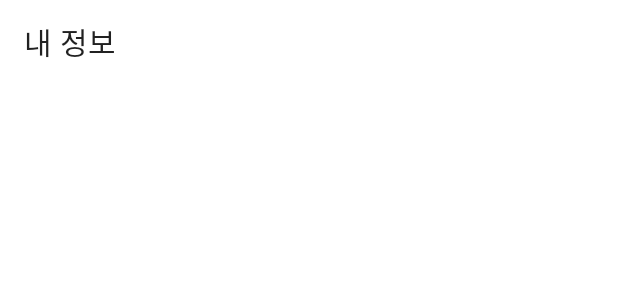
After one commit to pha-ran/Android-first, an Android app: the layout activity_my_info.xml on its own in the app's theme, with its tools: preview values and no code run, on a phone screen of 412 x 824 dp. The commit adds this screen. Shown: the top 300 px of the screen. Run offline under Robolectric (Android 15) with nearby library versions, the phone set to English and light mode, and no system bars.

Commit message:
Add [ My Info Activity, My Info Toolbar ]

```diff
--- a/Clone_EveryTime/app/src/main/AndroidManifest.xml
+++ b/Clone_EveryTime/app/src/main/AndroidManifest.xml
@@ -9,6 +9,7 @@
         android:roundIcon="@mipmap/ic_launcher_round"
         android:supportsRtl="true"
         android:theme="@style/Theme.Clone_EveryTime">
+        <activity android:name=".MyInfoActivity"></activity>
         <activity android:name=".MainActivity">
             <intent-filter>
                 <action android:name="android.intent.action.MAIN" />
--- a/Clone_EveryTime/app/src/main/java/com/example/clone_everytime/CirclePagerIndicatorDecoration.kt
+++ b/Clone_EveryTime/app/src/main/java/com/example/clone_everytime/CirclePagerIndicatorDecoration.kt
@@ -68,6 +68,8 @@ class CirclePagerIndicatorDecoration : ItemDecoration() {
         val width: Int = activeChild.width
         val right: Int = activeChild.right
 
+        println("$left, $width, $right")
+
         // on swipe the active item will be positioned from [-width, 0]
         // interpolate offset for smooth animation
         val progress: Float = mInterpolator.getInterpolation(left * -1 / width.toFloat())
--- /dev/null
+++ b/Clone_EveryTime/app/src/main/res/layout/activity_my_info.xml
@@ -0,0 +1,18 @@
+<?xml version="1.0" encoding="utf-8"?>
+<RelativeLayout
+    xmlns:android="http://schemas.android.com/apk/res/android"
+    xmlns:app="http://schemas.android.com/apk/res-auto"
+    xmlns:tools="http://schemas.android.com/tools"
+    android:layout_width="match_parent"
+    android:layout_height="match_parent"
+    tools:context=".MyInfoActivity">
+
+    <androidx.appcompat.widget.Toolbar
+        android:id="@+id/toolbar_myinfo"
+        android:layout_width="match_parent"
+        android:layout_height="wrap_content"
+        android:layout_alignParentTop="true"
+        android:minHeight="?attr/actionBarSize"
+        android:theme="?attr/actionBarTheme"
+        app:title="내 정보" />
+</RelativeLayout>
--- a/Clone_EveryTime/app/src/main/res/menu/toolbar_home_menu.xml
+++ b/Clone_EveryTime/app/src/main/res/menu/toolbar_home_menu.xml
@@ -9,7 +9,7 @@
         android:title="검색"
         app:showAsAction="always"/>
 
-    <item android:id="@+id/toolbar_home_myprofile"
+    <item android:id="@+id/toolbar_home_myinfo"
         android:icon="@drawable/ic_home_toolbar_person"
         android:title="내정보"
         app:showAsAction="always"/>
```
Also changed, not shown: Clone_EveryTime/app/src/main/java/com/example/clone_everytime/HomeFragment.kt (+5 -2 lines), Clone_EveryTime/app/src/main/java/com/example/clone_everytime/MyInfoActivity.kt (added, +32 -0 lines).
